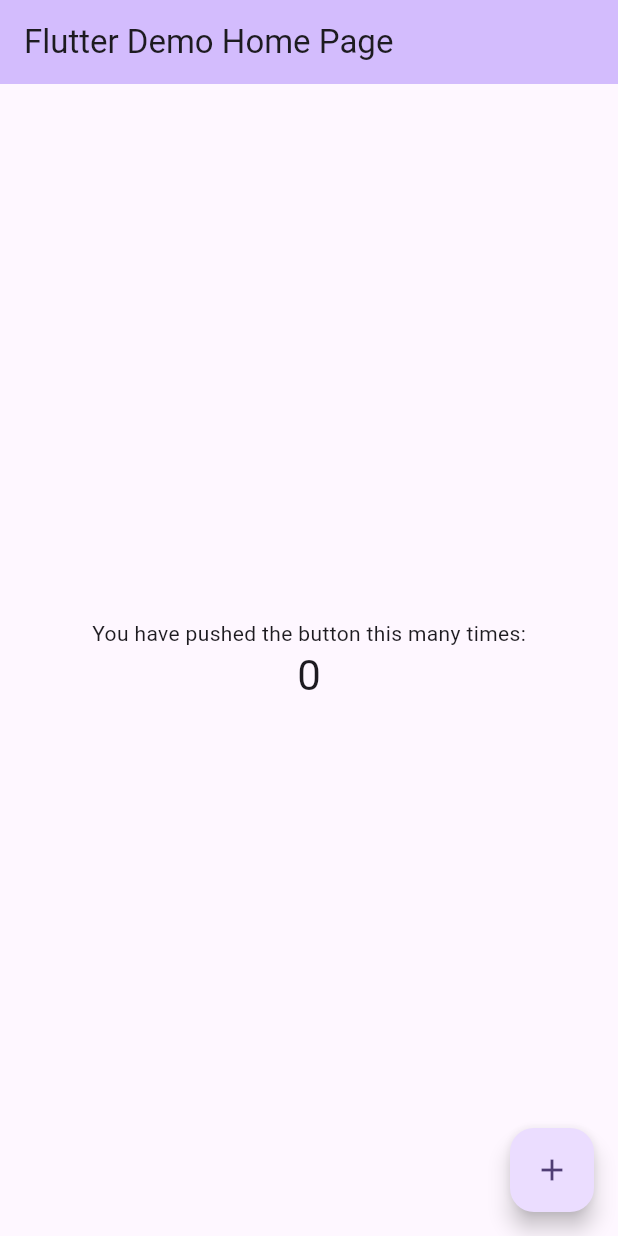
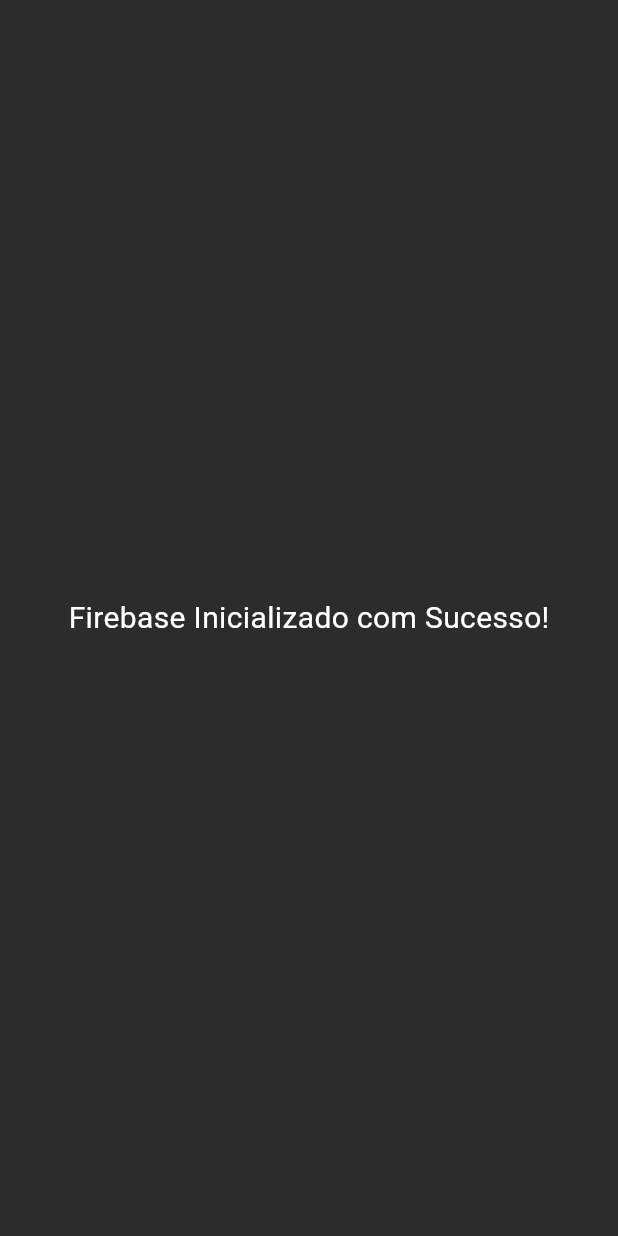
Before and after one commit to kobe-matheussilva/kobe_scan_app, a Flutter app: the screen it shows after launch, on a phone screen of 412 x 824 dp. Run offline on Flutter 3.47's test engine with Material 3 defaults, Android fonts, the phone set to English and light mode, and no system bars; our stand-ins replace firebase_core; accounts and stored records are empty.

Commit message:
feat: setup pubspec dependencies and initialize firebase

```diff
--- a/lib/core/app_widget.dart
+++ b/lib/core/app_widget.dart
@@ -1,6 +1,6 @@
 import 'package:flutter/material.dart';
 import 'package:kobe_scan_app/core/Theme/app_theme.dart';
-// import 'package:kobe_scan_app/presentation/auth/login_page.dart'; // Ainda não existe, criaremos depois
+import 'package:kobe_scan_app/presentation/auth/login_page.dart';
 
 class AppWidget extends StatelessWidget {
   const AppWidget({super.key});
@@ -11,7 +11,7 @@
       title: 'Kobe Scan',
       debugShowCheckedModeBanner: false, // Remove a faixa de "debug"
       theme: AppTheme.defaultTheme, // Aplica nosso tema personalizado
-      home: const TemporaryHomePage(), // Tela temporária até criarmos o LoginPage
+      home: const LoginPage(), // Tela de login
     );
   }
 }
--- a/lib/main.dart
+++ b/lib/main.dart
@@ -1,122 +1,27 @@
 import 'package:flutter/material.dart';
+import 'package:firebase_core/firebase_core.dart';     // Importa o Firebase Core
+import 'package:kobe_scan_app/firebase_options.dart';  // Importa o arquivo que você gerou
 
-void main() {
-  runApp(const MyApp());
-}
+void main() async {
+  // Garante que o Flutter está pronto para o Firebase
+  WidgetsFlutterBinding.ensureInitialized();
 
-class MyApp extends StatelessWidget {
-  const MyApp({super.key});
+  // Inicializa o Firebase
+  await Firebase.initializeApp(
+    options: DefaultFirebaseOptions.currentPlatform,
+  );
 
-  // This widget is the root of your application.
-  @override
-  Widget build(BuildContext context) {
-    return MaterialApp(
-      title: 'Flutter Demo',
-      theme: ThemeData(
-        // This is the theme of your application.
-        //
-        // TRY THIS: Try running your application with "flutter run". You'll see
-        // the application has a purple toolbar. Then, without quitting the app,
-        // try changing the seedColor in the colorScheme below to Colors.green
-        // and then invoke "hot reload" (save your changes or press the "hot
-        // reload" button in a Flutter-supported IDE, or press "r" if you used
-        // the command line to start the app).
-        //
-        // Notice that the counter didn't reset back to zero; the application
-        // state is not lost during the reload. To reset the state, use hot
-        // restart instead.
-        //
-        // This works for code too, not just values: Most code changes can be
-        // tested with just a hot reload.
-        colorScheme: ColorScheme.fromSeed(seedColor: Colors.deepPurple),
-      ),
-      home: const MyHomePage(title: 'Flutter Demo Home Page'),
-    );
-  }
-}
-
-class MyHomePage extends StatefulWidget {
-  const MyHomePage({super.key, required this.title});
-
-  // This widget is the home page of your application. It is stateful, meaning
-  // that it has a State object (defined below) that contains fields that affect
-  // how it looks.
-
-  // This class is the configuration for the state. It holds the values (in this
-  // case the title) provided by the parent (in this case the App widget) and
-  // used by the build method of the State. Fields in a Widget subclass are
-  // always marked "final".
-
-  final String title;
-
-  @override
-  State<MyHomePage> createState() => _MyHomePageState();
-}
-
-class _MyHomePageState extends State<MyHomePage> {
-  int _counter = 0;
-
-  void _incrementCounter() {
-    setState(() {
-      // This call to setState tells the Flutter framework that something has
-      // changed in this State, which causes it to rerun the build method below
-      // so that the display can reflect the updated values. If we changed
-      // _counter without calling setState(), then the build method would not be
-      // called again, and so nothing would appear to happen.
-      _counter++;
-    });
-  }
-
-  @override
-  Widget build(BuildContext context) {
-    // This method is rerun every time setState is called, for instance as done
-    // by the _incrementCounter method above.
-    //
-    // The Flutter framework has been optimized to make rerunning build methods
-    // fast, so that you can just rebuild anything that needs updating rather
-    // than having to individually change instances of widgets.
-    return Scaffold(
-      appBar: AppBar(
-        // TRY THIS: Try changing the color here to a specific color (to
-        // Colors.amber, perhaps?) and trigger a hot reload to see the AppBar
-        // change color while the other colors stay the same.
-        backgroundColor: Theme.of(context).colorScheme.inversePrimary,
-        // Here we take the value from the MyHomePage object that was created by
-        // the App.build method, and use it to set our appbar title.
-        title: Text(widget.title),
-      ),
+  // Roda um app temporário SÓ PARA TESTAR
+  runApp(const MaterialApp(
+    debugShowCheckedModeBanner: false,
+    home: Scaffold(
       body: Center(
-        // Center is a layout widget. It takes a single child and positions it
-        // in the middle of the parent.
-        child: Column(
-          // Column is also a layout widget. It takes a list of children and
-          // arranges them vertically. By default, it sizes itself to fit its
-          // children horizontally, and tries to be as tall as its parent.
-          //
-          // Column has various properties to control how it sizes itself and
-          // how it positions its children. Here we use mainAxisAlignment to
-          // center the children vertically; the main axis here is the vertical
-          // axis because Columns are vertical (the cross axis would be
-          // horizontal).
-          //
-          // TRY THIS: Invoke "debug painting" (choose the "Toggle Debug Paint"
-          // action in the IDE, or press "p" in the console), to see the
-          // wireframe for each widget.
-          mainAxisAlignment: MainAxisAlignment.center,
-          children: <Widget>[
-            const Text('You have pushed the button this many times:'),
-            Text(
-              '$_counter',
-              style: Theme.of(context).textTheme.headlineMedium,
-            ),
-          ],
+        child: Text(
+          'Firebase Inicializado com Sucesso!',
+          style: TextStyle(color: Colors.white, fontSize: 20),
         ),
       ),
-      floatingActionButton: FloatingActionButton(
-        onPressed: _incrementCounter,
-        tooltip: 'Increment',
-        child: const Icon(Icons.add),
-      ), // This trailing comma makes auto-formatting nicer for build methods.
-    );
-  }
+      backgroundColor: Color(0xFF2C2C2C), // Nosso fundo escuro
+    ),
+  ));
 }
```
Also changed, not shown: pubspec.yaml (+16 -11 lines), lib/firebase_options.dart, 5 other files.
